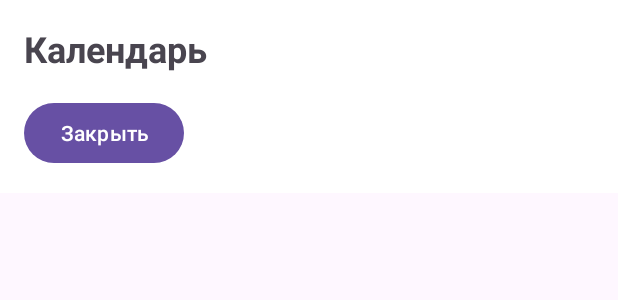
After one commit to ArtyukovNikita/Workaut_helper_app, an Android app: the layout calendar_layout.xml on its own in the app's theme, with its tools: preview values and no code run, on a phone screen of 412 x 824 dp. The commit adds this screen. Shown: the top 300 px of the screen. Run offline under Robolectric (Android 15) with nearby library versions, the phone set to English and light mode, and no system bars.

Commit message:
Соmmit 0.3.4.5.1: + категоризация + календарь

```diff
--- a/app/build.gradle.kts
+++ b/app/build.gradle.kts
@@ -25,6 +25,7 @@ android {
             )
         }
     }
+
     compileOptions {
         sourceCompatibility = JavaVersion.VERSION_1_8
         targetCompatibility = JavaVersion.VERSION_1_8
@@ -32,11 +33,11 @@ android {
 }
 
 dependencies {
-
     implementation(libs.appcompat)
     implementation(libs.material)
     implementation(libs.activity)
     implementation(libs.constraintlayout)
+    implementation(libs.swiperefreshlayout) // Используйте новую зависимость
     testImplementation(libs.junit)
     androidTestImplementation(libs.ext.junit)
     androidTestImplementation(libs.espresso.core)
--- a/app/src/main/java/com/example/workauthelper/CategoryActivity.java
+++ b/app/src/main/java/com/example/workauthelper/CategoryActivity.java
@@ -44,10 +44,13 @@ public class CategoryActivity extends AppCompatActivity {
             @Override
             public void onItemClick(AdapterView<?> parent, View view, int position, long id) {
                 Intent intent = new Intent(CategoryActivity.this, ExerciseActivity.class);
-                intent.putExtra("category", categories.get(position));
+                intent.putExtra("category_id", position + 1); // Предполагаем, что ID начинаются с 1
+                intent.putExtra("category_name", categories.get(position));
                 startActivity(intent);
             }
         });
+
+
 
         // Обработка нажатий на иконку добавления
         addButton.setOnClickListener(new View.OnClickListener() {
--- /dev/null
+++ b/app/src/main/res/layout/calendar_layout.xml
@@ -0,0 +1,31 @@
+<?xml version="1.0" encoding="utf-8"?>
+<LinearLayout xmlns:android="http://schemas.android.com/apk/res/android"
+    android:layout_width="match_parent"
+    android:layout_height="wrap_content"
+    android:orientation="vertical"
+    android:background="@android:color/white"
+    android:padding="16dp">
+
+    <TextView
+        android:id="@+id/calendar_title"
+        android:layout_width="wrap_content"
+        android:layout_height="wrap_content"
+        android:text="Календарь"
+        android:textSize="24sp"
+        android:textStyle="bold" />
+
+    <GridLayout
+        android:id="@+id/calendar_grid"
+        android:layout_width="match_parent"
+        android:layout_height="0dp"
+        android:layout_weight="1"
+        android:columnCount="7"
+        android:rowCount="6"
+        android:padding="8dp" />
+
+    <Button
+        android:id="@+id/btn_close_calendar"
+        android:layout_width="wrap_content"
+        android:layout_height="wrap_content"
+        android:text="Закрыть" />
+</LinearLayout>
--- a/gradle/libs.versions.toml
+++ b/gradle/libs.versions.toml
@@ -7,6 +7,7 @@ appcompat = "1.7.0"
 material = "1.12.0"
 activity = "1.9.2"
 constraintlayout = "2.1.4"
+swiperefreshlayout = "1.1.0"
 
 [libraries]
 junit = { group = "junit", name = "junit", version.ref = "junit" }
@@ -16,6 +17,8 @@ appcompat = { group = "androidx.appcompat", name = "appcompat", version.ref = "a
 material = { group = "com.google.android.material", name = "material", version.ref = "material" }
 activity = { group = "androidx.activity", name = "activity", version.ref = "activity" }
 constraintlayout = { group = "androidx.constraintlayout", name = "constraintlayout", version.ref = "constraintlayout" }
+swiperefreshlayout = { group = "androidx.swiperefreshlayout", name = "swiperefreshlayout", version.ref = "swiperefreshlayout" }
+
 
 [plugins]
 android-application = { id = "com.android.application", version.ref = "agp" }
```
Also changed, not shown: app/src/main/java/com/example/workauthelper/CustomSwipeRefreshLayout.java (added, +38 -0 lines), app/src/main/java/com/example/workauthelper/DatabaseHelper.java (+24 -0 lines), app/src/main/java/com/example/workauthelper/ExerciseActivity.java (+16 -17 lines), app/src/main/java/com/example/workauthelper/MainActivity.java (+74 -22 lines), app/src/main/res/layout/activity_main.xml (+12 -10 lines).
